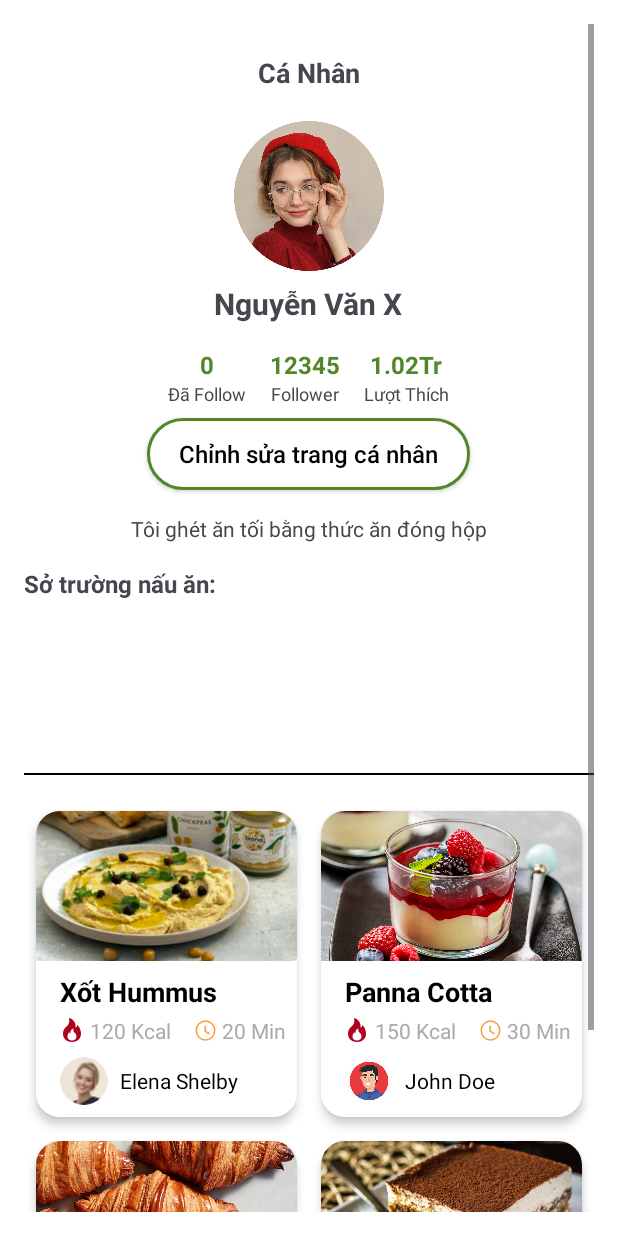
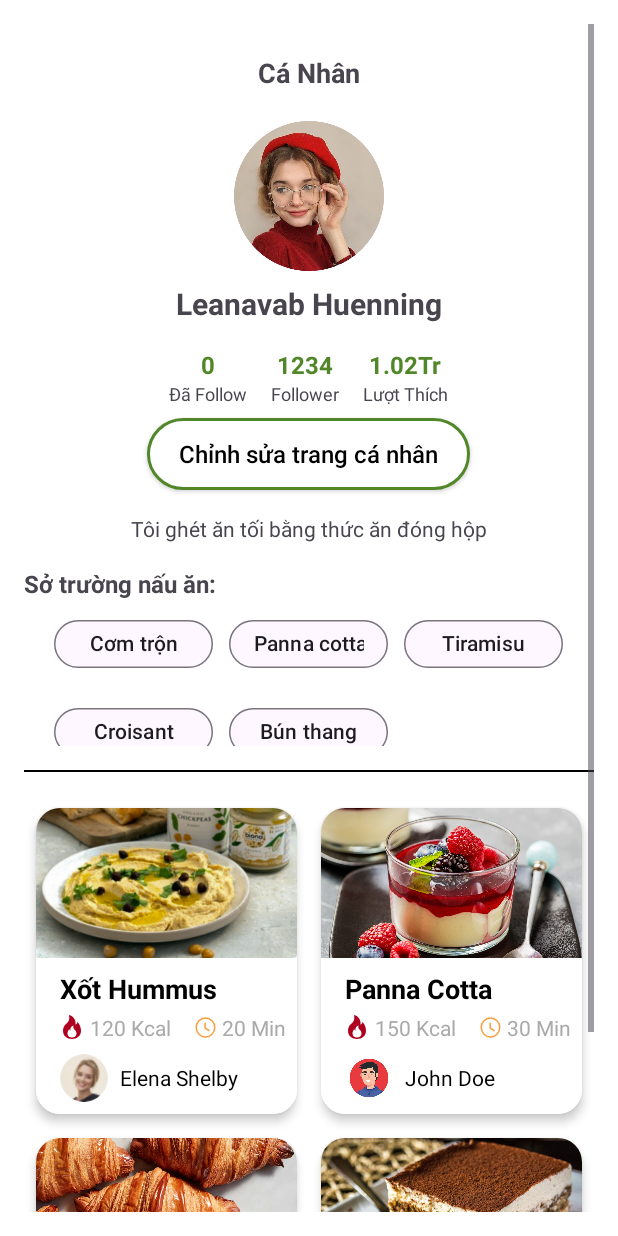
Before and after one commit to trangdo149/FlavourApp, an Android app: the fragment ProfileFragment shown on its own in the app's theme, on a phone screen of 412 x 824 dp. Run offline under Robolectric (Android 15) with nearby library versions, the phone set to English and light mode, and no system bars; our stand-ins replace Firebase (no records; nobody signed in at launch, a user with empty details on screens opened directly).

Commit message:
sửa lần cuối

```diff
--- /dev/null
+++ b/app/src/main/java/com/example/flavourapp/FavouriteAdapter.kt
@@ -0,0 +1,35 @@
+package com.example.flavourapp
+
+import android.content.res.Resources
+import android.view.LayoutInflater
+import android.view.View
+import android.view.ViewGroup
+import androidx.recyclerview.widget.RecyclerView
+import com.google.android.material.chip.Chip
+
+class FavouriteAdapter(private val favourites: List<FavouriteItem>) :
+    RecyclerView.Adapter<FavouriteAdapter.ViewHolder>() {
+
+    // Lớp ViewHolder
+    class ViewHolder(itemView: View) : RecyclerView.ViewHolder(itemView) {
+        val tvName: Chip = itemView.findViewById(R.id.chipName)
+    }
+
+    override fun onCreateViewHolder(parent: ViewGroup, viewType: Int): ViewHolder {
+        val view = LayoutInflater.from(parent.context)
+            .inflate(R.layout.item_favourite, parent, false)
+        return ViewHolder(view)
+    }
+
+    override fun onBindViewHolder(holder: ViewHolder, position: Int) {
+        val item = favourites[position]
+        holder.tvName.text = item.name
+
+        val screenWidth = Resources.getSystem().displayMetrics.widthPixels
+        val chipWidth = screenWidth / 5
+        holder.tvName.layoutParams = ViewGroup.LayoutParams(ViewGroup.LayoutParams.MATCH_PARENT, ViewGroup.LayoutParams.WRAP_CONTENT)
+
+    }
+
+    override fun getItemCount(): Int = favourites.size
+}
--- a/app/src/main/java/com/example/flavourapp/fragment/ProfileFragment.kt
+++ b/app/src/main/java/com/example/flavourapp/fragment/ProfileFragment.kt
@@ -79,13 +79,11 @@ class ProfileFragment : Fragment() {
             )
 
             val favouriteList = listOf(
-                FavouriteItem("Kẹo Caramel"),
-                FavouriteItem("Cá Hồi"),
-                FavouriteItem("Bánh su kem"),
+                FavouriteItem("Cơm trộn"),
                 FavouriteItem("Panna cotta"),
                 FavouriteItem("Tiramisu"),
-                FavouriteItem("Bánh Croisant"),
-                FavouriteItem("Hí hí")
+                FavouriteItem("Croisant"),
+                FavouriteItem("Bún thang"),
             )
 
             // Set up adapter
--- a/app/src/main/res/layout/activity_edit_profile.xml
+++ b/app/src/main/res/layout/activity_edit_profile.xml
@@ -53,7 +53,7 @@
             android:layout_width="wrap_content"
             android:layout_height="wrap_content"
             android:layout_marginBottom="4dp"
-            android:text="Nguyễn Văn X"
+            android:text="Leanavab Huenning"
             android:textColor="#000000"
             android:textSize="18sp"
             android:textStyle="bold" />
@@ -145,7 +145,7 @@
                 <TextView
                     android:layout_width="wrap_content"
                     android:layout_height="wrap_content"
-                    android:text="trung tâm ngôn ngữ"
+                    android:text="Trung tâm ngôn ngữ"
                     android:textColor="#888888"
                     android:textSize="12sp" />
             </LinearLayout>
@@ -221,7 +221,7 @@
                 <TextView
                     android:layout_width="wrap_content"
                     android:layout_height="wrap_content"
-                    android:text="Đăng xuất khỏi ứng dụng :))"
+                    android:text="Đăng xuất khỏi ứng dụng "
                     android:textColor="#888888"
                     android:textSize="12sp" />
             </LinearLayout>
--- a/app/src/main/res/layout/fragment_profile.xml
+++ b/app/src/main/res/layout/fragment_profile.xml
@@ -51,7 +51,7 @@
                 android:layout_width="wrap_content"
                 android:layout_height="wrap_content"
                 android:layout_marginTop="8dp"
-                android:text="Nguyễn Văn X"
+                android:text="Leanavab Huenning"
                 android:textSize="20sp"
                 android:textStyle="bold" />
 
@@ -99,7 +99,7 @@
                         android:id="@+id/txtFollowerCount"
                         android:layout_width="wrap_content"
                         android:layout_height="wrap_content"
-                        android:text="12345"
+                        android:text="1234"
                         android:textColor="@color/green_600"
                         android:textSize="16sp"
                         android:textStyle="bold" />
@@ -178,8 +178,8 @@
 
             <androidx.recyclerview.widget.RecyclerView
                 android:id="@+id/chipGroup"
-                android:layout_width="373dp"
-                android:layout_height="99dp"
+                android:layout_width="350dp"
+                android:layout_height="97dp"
                 android:layout_gravity="center"
                 app:spanCount="3"
                 app:layoutManager="androidx.recyclerview.widget.GridLayoutManager"
--- a/app/src/main/res/layout/item_favourite.xml
+++ b/app/src/main/res/layout/item_favourite.xml
@@ -4,6 +4,7 @@
     android:layout_height="wrap_content"
     android:layout_width="wrap_content"
     android:text="Cá hồi"
+    android:background="@color/white"
     android:textAlignment="center"
     app:chipCornerRadius="18dp"
     xmlns:android="http://schemas.android.com/apk/res/android"
```
